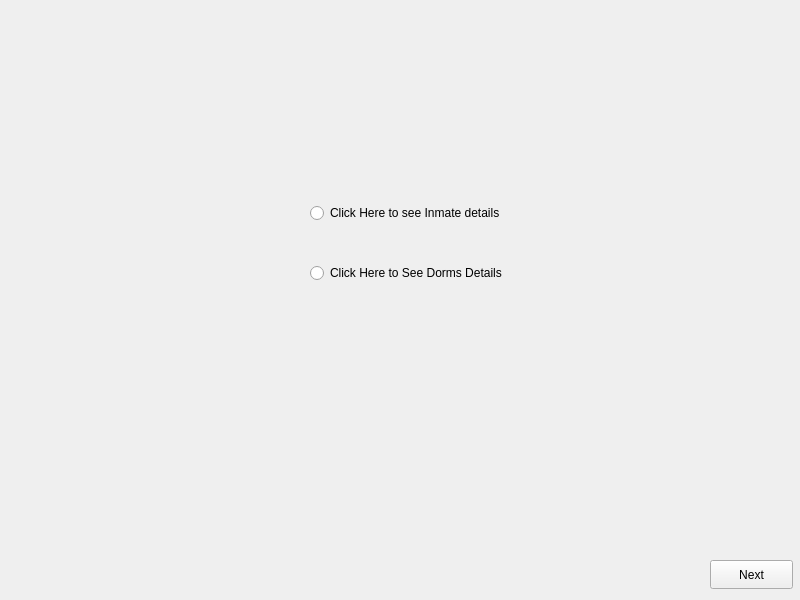
Qt form GUI/Final/mainwindow.ui (aaryashah1010/Capstone-Sleepinducer) before a commit.
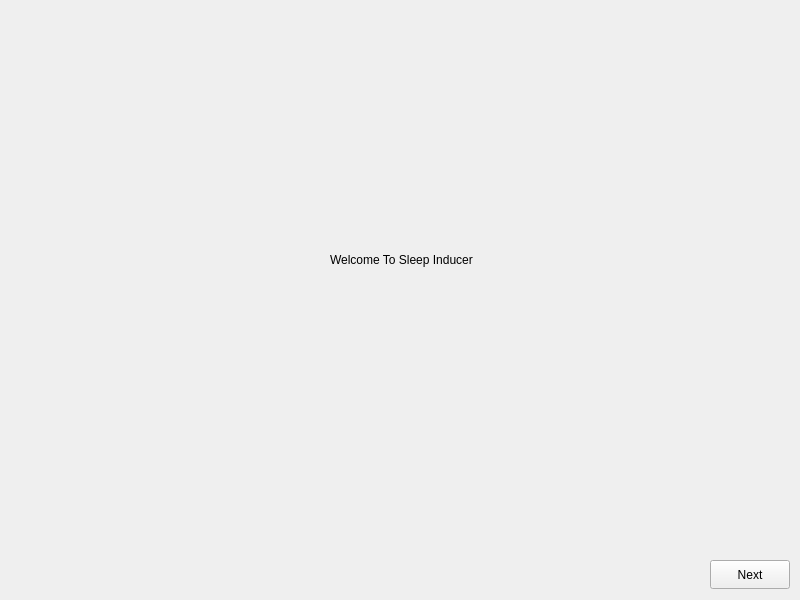
The same form after that commit.

```diff
--- a/GUI/Final/mainwindow.ui
+++ b/GUI/Final/mainwindow.ui
@@ -19,7 +19,7 @@
      <rect>
       <x>710</x>
       <y>560</y>
-      <width>83</width>
+      <width>80</width>
       <height>29</height>
      </rect>
     </property>
@@ -27,30 +27,17 @@
      <string>Next</string>
     </property>
    </widget>
-   <widget class="QRadioButton" name="radioButton">
+   <widget class="QLabel" name="label">
     <property name="geometry">
      <rect>
-      <x>310</x>
-      <y>200</y>
-      <width>238</width>
-      <height>26</height>
+      <x>330</x>
+      <y>250</y>
+      <width>176</width>
+      <height>20</height>
      </rect>
     </property>
     <property name="text">
-     <string>Click Here to see Inmate details</string>
-    </property>
-   </widget>
-   <widget class="QRadioButton" name="radioButton_2">
-    <property name="geometry">
-     <rect>
-      <x>310</x>
-      <y>260</y>
-      <width>240</width>
-      <height>26</height>
-     </rect>
-    </property>
-    <property name="text">
-     <string>Click Here to See Dorms Details</string>
+     <string>Welcome To Sleep Inducer</string>
     </property>
    </widget>
   </widget>
```
